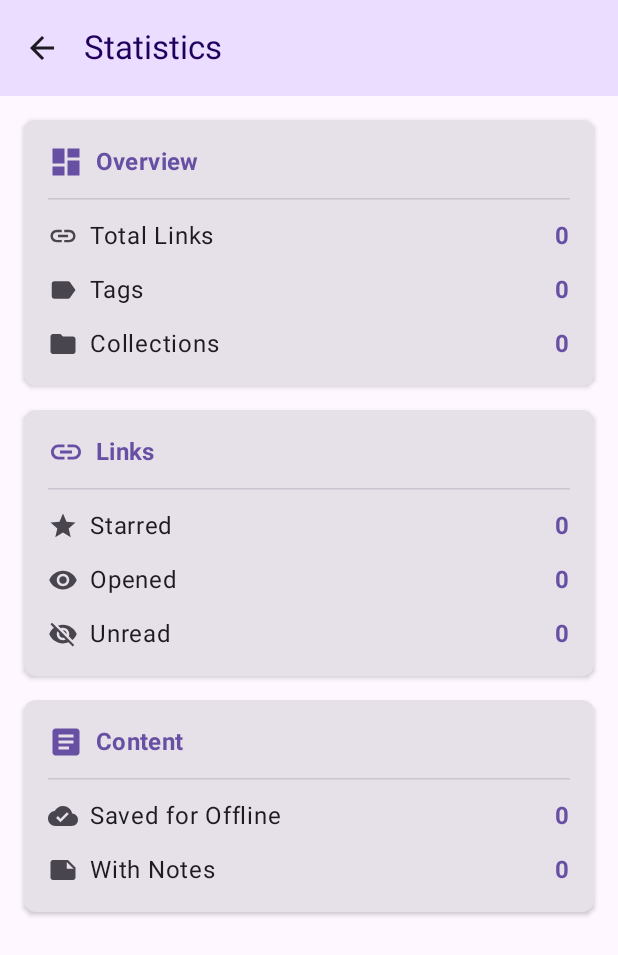
After one commit to manuelsiuro/seeyoulater, an Android app built with Jetpack Compose: the StatisticsScreen screen opened through its navigation route, on a phone screen of 412 x 824 dp. The commit adds this screen. Shown: the top 955 px of the screen. Run offline under Robolectric (Android 15) with nearby library versions, the phone set to English and light mode, and no system bars.

Commit message:
Add Statistics & Analytics Dashboard
- Add statistics queries to LinkDao, TagDao, and CollectionDao
- Create StatisticsData model with automatic percentage calculations
- Implement StatisticsViewModel for state management
- Design StatisticsScreen with card-based UI showing:
  * Overview section (total links, tags, collections)
  * Links section (starred, opened, unread with percentages)
  * Content section (saved for offline, with notes)
- Add Statistics navigation from Settings screen
- Register StatisticsViewModel in factory

```diff
--- a/app/src/main/java/com/msa/seeyoulater/LinkManagerApp.kt
+++ b/app/src/main/java/com/msa/seeyoulater/LinkManagerApp.kt
@@ -11,6 +11,7 @@ import com.msa.seeyoulater.ui.screens.main.MainViewModel
 import com.msa.seeyoulater.ui.screens.settings.SettingsViewModel
 import com.msa.seeyoulater.ui.screens.collections.CollectionsViewModel
 import com.msa.seeyoulater.ui.screens.tags.TagsViewModel
+import com.msa.seeyoulater.ui.screens.statistics.StatisticsViewModel
 import kotlinx.coroutines.CoroutineScope
 import kotlinx.coroutines.SupervisorJob
 import kotlinx.coroutines.ExperimentalCoroutinesApi
@@ -58,6 +59,9 @@ class LinkManagerApp : Application() {
                     modelClass.isAssignableFrom(TagsViewModel::class.java) -> {
                         TagsViewModel(repository) as T
                     }
+                    modelClass.isAssignableFrom(StatisticsViewModel::class.java) -> {
+                        StatisticsViewModel(repository) as T
+                    }
                     else -> throw IllegalArgumentException("Unknown ViewModel class: ${modelClass.name}")
                 }
             }
--- a/app/src/main/java/com/msa/seeyoulater/data/local/dao/CollectionDao.kt
+++ b/app/src/main/java/com/msa/seeyoulater/data/local/dao/CollectionDao.kt
@@ -174,4 +174,9 @@ interface CollectionDao {
     suspend fun moveLinkInCollection(linkId: Long, collectionId: Long, newSortOrder: Int) {
         updateLinkSortOrder(linkId, collectionId, newSortOrder)
     }
+
+    // ==================== Statistics Queries ====================
+
+    @Query("SELECT COUNT(*) FROM collections")
+    suspend fun getTotalCollectionsCount(): Int
 }
--- a/app/src/main/java/com/msa/seeyoulater/data/local/dao/LinkDao.kt
+++ b/app/src/main/java/com/msa/seeyoulater/data/local/dao/LinkDao.kt
@@ -42,4 +42,21 @@ interface LinkDao {
 
     @Query("SELECT EXISTS(SELECT 1 FROM links WHERE url = :url)")
     suspend fun isUrlSaved(url: String): Boolean
+
+    // ==================== Statistics Queries ====================
+
+    @Query("SELECT COUNT(*) FROM links")
+    suspend fun getTotalLinksCount(): Int
+
+    @Query("SELECT COUNT(*) FROM links WHERE isStarred = 1")
+    suspend fun getStarredLinksCount(): Int
+
+    @Query("SELECT COUNT(*) FROM links WHERE isOpened = 1")
+    suspend fun getOpenedLinksCount(): Int
+
+    @Query("SELECT COUNT(*) FROM links WHERE savedContent IS NOT NULL")
+    suspend fun getLinksWithSavedContentCount(): Int
+
+    @Query("SELECT COUNT(*) FROM links WHERE notes IS NOT NULL")
+    suspend fun getLinksWithNotesCount(): Int
 }
--- a/app/src/main/java/com/msa/seeyoulater/data/local/dao/TagDao.kt
+++ b/app/src/main/java/com/msa/seeyoulater/data/local/dao/TagDao.kt
@@ -145,4 +145,9 @@ interface TagDao {
         val currentCount = getLinkCountForTag(tagId)
         updateTagUsageCount(tagId, currentCount)
     }
+
+    // ==================== Statistics Queries ====================
+
+    @Query("SELECT COUNT(*) FROM tags")
+    suspend fun getTotalTagsCount(): Int
 }
--- a/app/src/main/java/com/msa/seeyoulater/data/repository/LinkRepository.kt
+++ b/app/src/main/java/com/msa/seeyoulater/data/repository/LinkRepository.kt
@@ -54,4 +54,13 @@ interface LinkRepository {
     suspend fun saveArticleContent(linkId: Long, content: String, estimatedReadingTime: Int)
     suspend fun updateReadingProgress(linkId: Long, progress: Float)
     suspend fun hasArticleContent(linkId: Long): Boolean
+
+    // ==================== Statistics Operations ====================
+    suspend fun getTotalLinksCount(): Int
+    suspend fun getStarredLinksCount(): Int
+    suspend fun getOpenedLinksCount(): Int
+    suspend fun getLinksWithSavedContentCount(): Int
+    suspend fun getLinksWithNotesCount(): Int
+    suspend fun getTotalTagsCount(): Int
+    suspend fun getTotalCollectionsCount(): Int
 }
--- a/app/src/main/java/com/msa/seeyoulater/data/repository/LinkRepositoryImpl.kt
+++ b/app/src/main/java/com/msa/seeyoulater/data/repository/LinkRepositoryImpl.kt
@@ -285,4 +285,20 @@ class LinkRepositoryImpl(
         val link = linkDao.getLinkById(linkId)
         return link?.savedContent != null
     }
+
+    // ==================== Statistics Operations ====================
+
+    override suspend fun getTotalLinksCount(): Int = linkDao.getTotalLinksCount()
+
+    override suspend fun getStarredLinksCount(): Int = linkDao.getStarredLinksCount()
+
+    override suspend fun getOpenedLinksCount(): Int = linkDao.getOpenedLinksCount()
+
+    override suspend fun getLinksWithSavedContentCount(): Int = linkDao.getLinksWithSavedContentCount()
+
+    override suspend fun getLinksWithNotesCount(): Int = linkDao.getLinksWithNotesCount()
+
+    override suspend fun getTotalTagsCount(): Int = tagDao.getTotalTagsCount()
+
+    override suspend fun getTotalCollectionsCount(): Int = collectionDao.getTotalCollectionsCount()
 }
--- a/app/src/main/java/com/msa/seeyoulater/ui/navigation/AppNavigation.kt
+++ b/app/src/main/java/com/msa/seeyoulater/ui/navigation/AppNavigation.kt
@@ -20,6 +20,8 @@ import com.msa.seeyoulater.ui.screens.tags.TagsViewModel
 import com.msa.seeyoulater.ui.screens.splash.SplashScreen
 import com.msa.seeyoulater.ui.screens.reader.ReaderScreen
 import com.msa.seeyoulater.ui.screens.reader.ReaderViewModel
+import com.msa.seeyoulater.ui.screens.statistics.StatisticsScreen
+import com.msa.seeyoulater.ui.screens.statistics.StatisticsViewModel
 import kotlinx.coroutines.ExperimentalCoroutinesApi
 import kotlinx.coroutines.FlowPreview
 
@@ -53,7 +55,8 @@ fun AppNavigation(navController: NavHostController) {
                 viewModel = settingsViewModel,
                 onNavigateBack = { navController.popBackStack() },
                 onNavigateToCollections = { navController.navigate(Screen.Collections.route) },
-                onNavigateToTags = { navController.navigate(Screen.Tags.route) }
+                onNavigateToTags = { navController.navigate(Screen.Tags.route) },
+                onNavigateToStatistics = { navController.navigate(Screen.Statistics.route) }
             )
         }
         composable(Screen.Collections.route) {
@@ -67,6 +70,13 @@ fun AppNavigation(navController: NavHostController) {
             val tagsViewModel: TagsViewModel = viewModel(factory = viewModelFactory)
             TagsScreen(
                 viewModel = tagsViewModel,
+                onNavigateBack = { navController.popBackStack() }
+            )
+        }
+        composable(Screen.Statistics.route) {
+            val statisticsViewModel: StatisticsViewModel = viewModel(factory = viewModelFactory)
+            StatisticsScreen(
+                viewModel = statisticsViewModel,
                 onNavigateBack = { navController.popBackStack() }
             )
         }
--- a/app/src/main/java/com/msa/seeyoulater/ui/navigation/Screen.kt
+++ b/app/src/main/java/com/msa/seeyoulater/ui/navigation/Screen.kt
@@ -12,4 +12,5 @@ sealed class Screen(val route: String) {
     object Reader : Screen("reader/{linkId}") {
         fun createRoute(linkId: Long) = "reader/$linkId"
     }
+    object Statistics : Screen("statistics")
 }
--- a/app/src/main/java/com/msa/seeyoulater/ui/screens/settings/SettingsScreen.kt
+++ b/app/src/main/java/com/msa/seeyoulater/ui/screens/settings/SettingsScreen.kt
@@ -4,6 +4,7 @@ import androidx.compose.foundation.clickable
 import androidx.compose.foundation.layout.*
 import androidx.compose.material.icons.Icons
 import androidx.compose.material.icons.filled.ArrowBack
+import androidx.compose.material.icons.filled.BarChart
 import androidx.compose.material.icons.filled.ClearAll
 import androidx.compose.material.icons.filled.Info
 import androidx.compose.material.icons.filled.Palette
@@ -28,7 +29,8 @@ fun SettingsScreen(
     viewModel: SettingsViewModel,
     onNavigateBack: () -> Unit,
     onNavigateToCollections: () -> Unit = {},
-    onNavigateToTags: () -> Unit = {}
+    onNavigateToTags: () -> Unit = {},
+    onNavigateToStatistics: () -> Unit = {}
 ) {
     var showClearConfirmationDialog by remember { mutableStateOf(false) }
     var showThemeSelectionDialog by remember { mutableStateOf(false) }
@@ -140,6 +142,16 @@ fun SettingsScreen(
 
              Divider(modifier = Modifier.padding(vertical = 8.dp))
 
+             // --- Statistics ---
+             SettingItem(
+                 icon = Icons.Default.BarChart,
+                 title = "Statistics",
+                 description = "View your bookmarks insights and analytics",
+                 onClick = onNavigateToStatistics
+             )
+
+             Divider(modifier = Modifier.padding(vertical = 8.dp))
+
              // --- Theme Setting ---
              SettingItem(
                  icon = Icons.Default.Palette,
--- /dev/null
+++ b/app/src/main/java/com/msa/seeyoulater/ui/screens/statistics/StatisticsData.kt
@@ -0,0 +1,32 @@
+package com.msa.seeyoulater.ui.screens.statistics
+
+/**
+ * Statistics data for the user's bookmark collection
+ */
+data class StatisticsData(
+    // Link Statistics
+    val totalLinks: Int = 0,
+    val starredLinks: Int = 0,
+    val openedLinks: Int = 0,
+    val unreadLinks: Int = 0,
+    val linksWithSavedContent: Int = 0,
+    val linksWithNotes: Int = 0,
+
+    // Tag Statistics
+    val totalTags: Int = 0,
+
+    // Collection Statistics
+    val totalCollections: Int = 0
+) {
+    val starredPercentage: Float
+        get() = if (totalLinks > 0) (starredLinks.toFloat() / totalLinks * 100) else 0f
+
+    val openedPercentage: Float
+        get() = if (totalLinks > 0) (openedLinks.toFloat() / totalLinks * 100) else 0f
+
+    val savedContentPercentage: Float
+        get() = if (totalLinks > 0) (linksWithSavedContent.toFloat() / totalLinks * 100) else 0f
+
+    val notesPercentage: Float
+        get() = if (totalLinks > 0) (linksWithNotes.toFloat() / totalLinks * 100) else 0f
+}
--- /dev/null
+++ b/app/src/main/java/com/msa/seeyoulater/ui/screens/statistics/StatisticsScreen.kt
@@ -0,0 +1,228 @@
+package com.msa.seeyoulater.ui.screens.statistics
+
+import androidx.compose.foundation.layout.*
+import androidx.compose.foundation.rememberScrollState
+import androidx.compose.foundation.verticalScroll
+import androidx.compose.material.icons.Icons
+import androidx.compose.material.icons.filled.*
+import androidx.compose.material3.*
+import androidx.compose.runtime.*
+import androidx.compose.ui.Alignment
+import androidx.compose.ui.Modifier
+import androidx.compose.ui.graphics.vector.ImageVector
+import androidx.compose.ui.text.font.FontWeight
+import androidx.compose.ui.unit.dp
+
+@OptIn(ExperimentalMaterial3Api::class)
+@Composable
+fun StatisticsScreen(
+    viewModel: StatisticsViewModel,
+    onNavigateBack: () -> Unit
+) {
+    val state by viewModel.state.collectAsState()
+
+    Scaffold(
+        modifier = Modifier
+            .fillMaxSize()
+            .windowInsetsPadding(WindowInsets.systemBars),
+        topBar = {
+            TopAppBar(
+                title = { Text("Statistics") },
+                navigationIcon = {
+                    IconButton(onClick = onNavigateBack) {
+                        Icon(Icons.Default.ArrowBack, "Navigate back")
+                    }
+                },
+                colors = TopAppBarDefaults.topAppBarColors(
+                    containerColor = MaterialTheme.colorScheme.primaryContainer,
+                    titleContentColor = MaterialTheme.colorScheme.onPrimaryContainer
+                )
+            )
+        }
+    ) { paddingValues ->
+        when {
+            state.isLoading -> {
+                Box(
+                    modifier = Modifier
+                        .fillMaxSize()
+                        .padding(paddingValues),
+                    contentAlignment = Alignment.Center
+                ) {
+                    CircularProgressIndicator()
+                }
+            }
+            else -> {
+                StatisticsContent(
+                    statistics = state.statistics,
+                    modifier = Modifier.padding(paddingValues)
+                )
+            }
+        }
+    }
+}
+
+@Composable
+private fun StatisticsContent(
+    statistics: StatisticsData,
+    modifier: Modifier = Modifier
+) {
+    Column(
+        modifier = modifier
+            .fillMaxSize()
+            .verticalScroll(rememberScrollState())
+            .padding(16.dp),
+        verticalArrangement = Arrangement.spacedBy(16.dp)
+    ) {
+        // Overview Card
+        StatisticsCard(
+            title = "Overview",
+            icon = Icons.Default.Dashboard
+        ) {
+            StatisticRow(
+                label = "Total Links",
+                value = statistics.totalLinks.toString(),
+                icon = Icons.Default.Link
+            )
+            StatisticRow(
+                label = "Tags",
+                value = statistics.totalTags.toString(),
+                icon = Icons.Default.Label
+            )
+            StatisticRow(
+                label = "Collections",
+                value = statistics.totalCollections.toString(),
+                icon = Icons.Default.Folder
+            )
+        }
+
+        // Links Card
+        StatisticsCard(
+            title = "Links",
+            icon = Icons.Default.Link
+        ) {
+            StatisticRow(
+                label = "Starred",
+                value = statistics.starredLinks.toString(),
+                percentage = statistics.starredPercentage,
+                icon = Icons.Default.Star
+            )
+            StatisticRow(
+                label = "Opened",
+                value = statistics.openedLinks.toString(),
+                percentage = statistics.openedPercentage,
+                icon = Icons.Default.Visibility
+            )
+            StatisticRow(
+                label = "Unread",
+                value = statistics.unreadLinks.toString(),
+                icon = Icons.Default.VisibilityOff
+            )
+        }
+
+        // Content Card
+        StatisticsCard(
+            title = "Content",
+            icon = Icons.Default.Article
+        ) {
+            StatisticRow(
+                label = "Saved for Offline",
+                value = statistics.linksWithSavedContent.toString(),
+                percentage = statistics.savedContentPercentage,
+                icon = Icons.Default.CloudDone
+            )
+            StatisticRow(
+                label = "With Notes",
+                value = statistics.linksWithNotes.toString(),
+                percentage = statistics.notesPercentage,
+                icon = Icons.Default.Note
+            )
+        }
+    }
+}
+
+@Composable
+private fun StatisticsCard(
+    title: String,
+    icon: ImageVector,
+    content: @Composable ColumnScope.() -> Unit
+) {
+    Card(
+        modifier = Modifier.fillMaxWidth(),
+        elevation = CardDefaults.cardElevation(defaultElevation = 2.dp)
+    ) {
+        Column(
+            modifier = Modifier
+                .fillMaxWidth()
+                .padding(16.dp),
+            verticalArrangement = Arrangement.spacedBy(12.dp)
+        ) {
+            Row(
+                verticalAlignment = Alignment.CenterVertically,
+                horizontalArrangement = Arrangement.spacedBy(8.dp)
+            ) {
+                Icon(
+                    imageVector = icon,
+                    contentDescription = null,
+                    tint = MaterialTheme.colorScheme.primary
+                )
+                Text(
+                    text = title,
+                    style = MaterialTheme.typography.titleMedium,
+                    fontWeight = FontWeight.Bold,
+                    color = MaterialTheme.colorScheme.primary
+                )
+            }
+            HorizontalDivider()
+            content()
+        }
+    }
+}
+
+@Composable
+private fun StatisticRow(
+    label: String,
+    value: String,
+    percentage: Float? = null,
+    icon: ImageVector
+) {
+    Row(
+        modifier = Modifier.fillMaxWidth(),
+        horizontalArrangement = Arrangement.SpaceBetween,
+        verticalAlignment = Alignment.CenterVertically
+    ) {
+        Row(
+            verticalAlignment = Alignment.CenterVertically,
+            horizontalArrangement = Arrangement.spacedBy(8.dp),
+            modifier = Modifier.weight(1f)
+        ) {
+            Icon(
+                imageVector = icon,
+                contentDescription = null,
+                modifier = Modifier.size(20.dp),
+                tint = MaterialTheme.colorScheme.onSurfaceVariant
+            )
+            Text(
+                text = label,
+                style = MaterialTheme.typography.bodyLarge
+            )
+        }
+        Row(
+            horizontalArrangement = Arrangement.spacedBy(8.dp),
+            verticalAlignment = Alignment.CenterVertically
+        ) {
+            Text(
+                text = value,
+                style = MaterialTheme.typography.titleMedium,
+                fontWeight = FontWeight.Bold,
+                color = MaterialTheme.colorScheme.primary
+            )
+            if (percentage != null && percentage > 0) {
+                Text(
+                    text = "(${String.format("%.0f", percentage)}%)",
+                    style = MaterialTheme.typography.bodySmall,
+                    color = MaterialTheme.colorScheme.onSurfaceVariant
+                )
+            }
+        }
+    }
+}
--- /dev/null
+++ b/app/src/main/java/com/msa/seeyoulater/ui/screens/statistics/StatisticsViewModel.kt
@@ -0,0 +1,73 @@
+package com.msa.seeyoulater.ui.screens.statistics
+
+import android.util.Log
+import androidx.lifecycle.ViewModel
+import androidx.lifecycle.viewModelScope
+import com.msa.seeyoulater.data.repository.LinkRepository
+import kotlinx.coroutines.flow.*
+import kotlinx.coroutines.launch
+
+data class StatisticsState(
+    val statistics: StatisticsData = StatisticsData(),
+    val isLoading: Boolean = true,
+    val error: String? = null
+)
+
+class StatisticsViewModel(
+    private val repository: LinkRepository
+) : ViewModel() {
+
+    private val _state = MutableStateFlow(StatisticsState())
+    val state: StateFlow<StatisticsState> = _state.asStateFlow()
+
+    init {
+        loadStatistics()
+    }
+
+    fun loadStatistics() {
+        viewModelScope.launch {
+            _state.update { it.copy(isLoading = true) }
+
+            try {
+                val totalLinks = repository.getTotalLinksCount()
+                val starredLinks = repository.getStarredLinksCount()
+                val openedLinks = repository.getOpenedLinksCount()
+                val linksWithSavedContent = repository.getLinksWithSavedContentCount()
+                val linksWithNotes = repository.getLinksWithNotesCount()
+                val totalTags = repository.getTotalTagsCount()
+                val totalCollections = repository.getTotalCollectionsCount()
+
+                val statistics = StatisticsData(
+                    totalLinks = totalLinks,
+                    starredLinks = starredLinks,
+                    openedLinks = openedLinks,
+                    unreadLinks = totalLinks - openedLinks,
+                    linksWithSavedContent = linksWithSavedContent,
+                    linksWithNotes = linksWithNotes,
+                    totalTags = totalTags,
+                    totalCollections = totalCollections
+                )
+
+                _state.update {
+                    it.copy(
+                        statistics = statistics,
+                        isLoading = false,
+                        error = null
+                    )
+                }
+            } catch (e: Exception) {
+                Log.e("StatisticsViewModel", "Error loading statistics", e)
+                _state.update {
+                    it.copy(
+                        isLoading = false,
+                        error = "Failed to load statistics: ${e.localizedMessage}"
+                    )
+                }
+            }
+        }
+    }
+
+    fun clearError() {
+        _state.update { it.copy(error = null) }
+    }
+}
```
